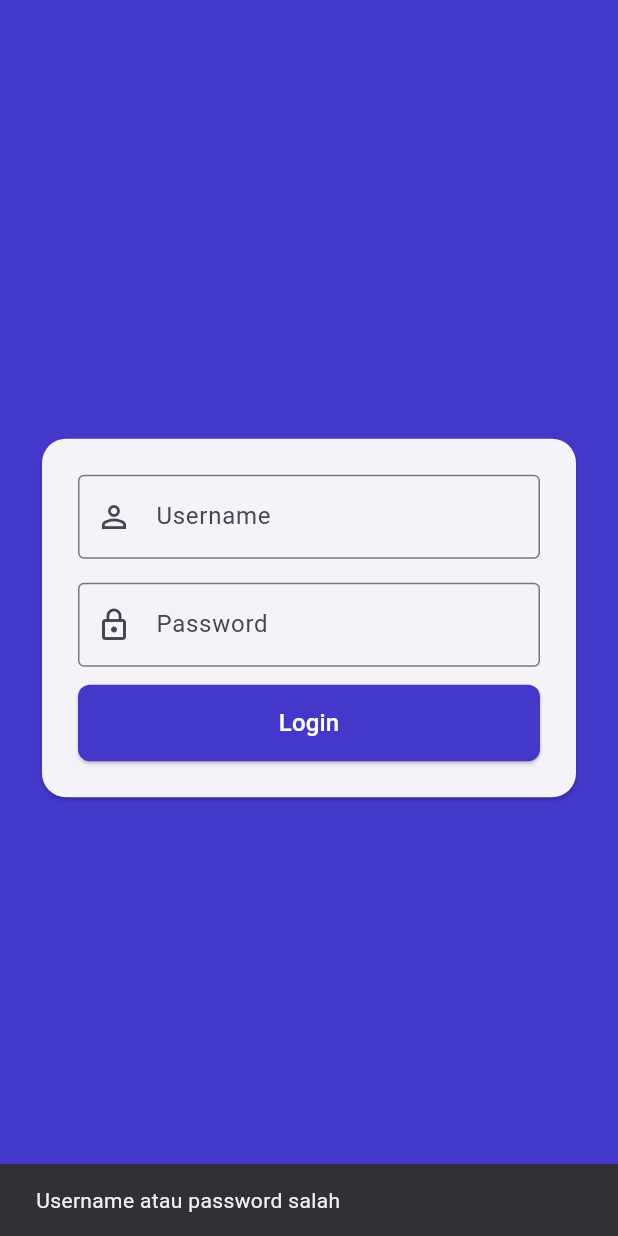
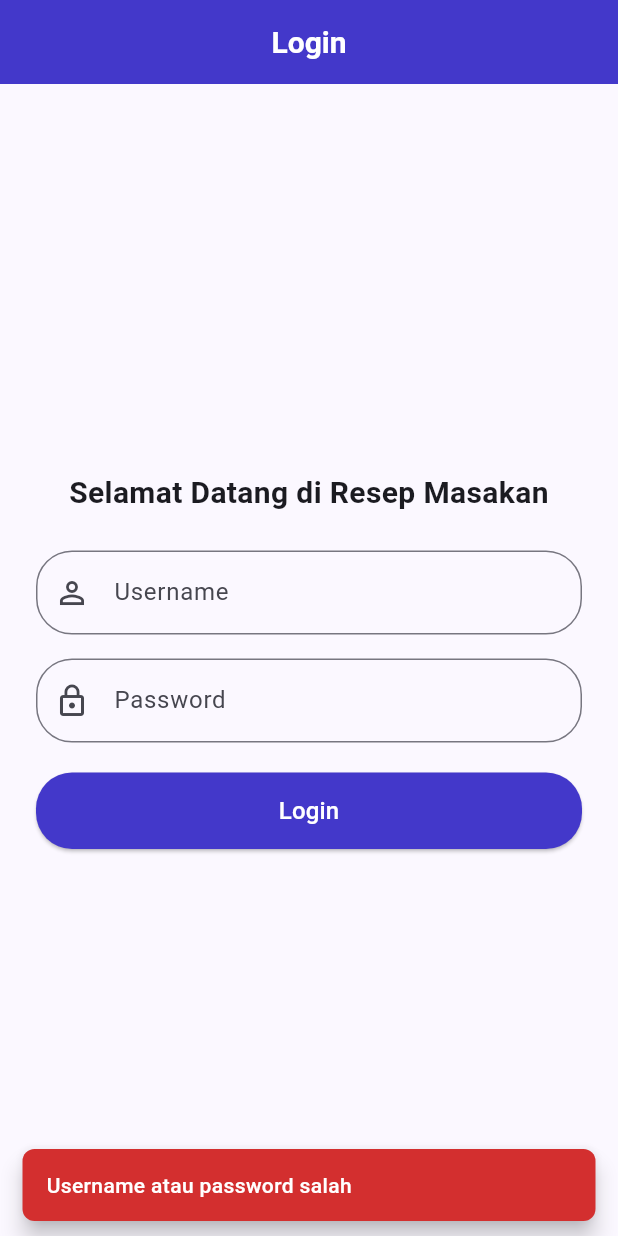
Before and after one commit to IlhamKurniawan46/124240078_ResponsiMobile_SI-E, a Flutter app: the screen it shows after launch, after a tap on "Login", on a phone screen of 412 x 824 dp. Run offline on Flutter 3.47's test engine with Material 3 defaults, Android fonts, the phone set to English and light mode, and no system bars; our stand-ins replace shared_preferences.

Commit message:
perbaikan halaman login

```diff
--- a/lib/screens/login_screen.dart
+++ b/lib/screens/login_screen.dart
@@ -1,7 +1,9 @@
 import 'package:flutter/material.dart';
-import 'package:latres/utils/app_theme.dart';
+import '../utils/app_theme.dart';
+import '../utils/constants.dart';
+import '../utils/snackbar_helper.dart';
 import 'package:shared_preferences/shared_preferences.dart';
-import 'home_screen.dart';
+import 'list_screen.dart';
 
 class LoginScreen extends StatefulWidget {
   const LoginScreen({super.key});
@@ -22,11 +24,11 @@ class _LoginScreenState extends State<LoginScreen> {
 
   void _checkLogin() async {
     final loginData = await SharedPreferences.getInstance();
-    final adaLogin = loginData.getBool('loginData') ?? false;
+    final adaLogin = loginData.getBool(AppConstants.keyIsLoggedIn) ?? false;
     if (adaLogin && mounted) {
       Navigator.pushReplacement(
         context,
-        MaterialPageRoute(builder: (context) => const HomeScreen()),
+        MaterialPageRoute(builder: (context) => const ListScreen()),
       );
     }
   }
@@ -35,19 +37,18 @@ class _LoginScreenState extends State<LoginScreen> {
     final username = _usernameController.text.trim();
     final password = _passwordController.text.trim();
 
-    if (username == 'ilham' && password == '078') {
+    if (username == AppConstants.validUsername &&
+        password == AppConstants.validPassword) {
       final loginData = await SharedPreferences.getInstance();
-      await loginData.setBool('loginData', true);
+      await loginData.setBool(AppConstants.keyIsLoggedIn, true);
       if (mounted) {
         Navigator.pushReplacement(
           context,
-          MaterialPageRoute(builder: (context) => const HomeScreen()),
+          MaterialPageRoute(builder: (context) => const ListScreen()),
         );
       }
     } else {
-      ScaffoldMessenger.of(context).showSnackBar(
-        const SnackBar(content: Text('Username atau password salah')),
-      );
+      SnackbarHelper.showError(context, AppConstants.loginFailedMessage);
     }
   }
 
@@ -61,38 +62,47 @@ class _LoginScreenState extends State<LoginScreen> {
   @override
   Widget build(BuildContext context) {
     return Scaffold(
-      backgroundColor: AppTheme.primaryColor,
+      appBar: AppBar(
+        title: const Text('Login'),
+      ),
       body: Center(
-        child: Container(
-          padding: const EdgeInsets.all(24),
-          child: Card(
-            shape: RoundedRectangleBorder(
-              borderRadius: BorderRadius.circular(16),
-            ),
-            child: Padding(
+        child: SingleChildScrollView(
           padding: const EdgeInsets.all(24),
           child: Column(
             mainAxisSize: MainAxisSize.min,
             children: [
+              const Text(
+                'Selamat Datang di Resep Masakan',
+                textAlign: TextAlign.center,
+                style: TextStyle(
+                  fontSize: 20,
+                  fontWeight: FontWeight.bold,
+                ),
+              ),
+              const SizedBox(height: 24),
               TextField(
                 controller: _usernameController,
-                    decoration: const InputDecoration(
+                decoration: InputDecoration(
                   labelText: 'Username',
-                      prefixIcon: Icon(Icons.person_outline),
-                      border: OutlineInputBorder(),
+                  prefixIcon: const Icon(Icons.person_outline),
+                  border: OutlineInputBorder(
+                    borderRadius: BorderRadius.circular(24),
+                  ),
                 ),
               ),
               const SizedBox(height: 16),
               TextField(
                 controller: _passwordController,
                 obscureText: true,
-                    decoration: const InputDecoration(
+                decoration: InputDecoration(
                   labelText: 'Password',
-                      prefixIcon: Icon(Icons.lock_outline),
-                      border: OutlineInputBorder(),
+                  prefixIcon: const Icon(Icons.lock_outline),
+                  border: OutlineInputBorder(
+                    borderRadius: BorderRadius.circular(24),
                   ),
                 ),
-                  const SizedBox(height: 12),
+              ),
+              const SizedBox(height: 20),
               SizedBox(
                 width: double.infinity,
                 child: ElevatedButton(
@@ -101,7 +111,7 @@ class _LoginScreenState extends State<LoginScreen> {
                     foregroundColor: Colors.white,
                     padding: const EdgeInsets.symmetric(vertical: 14),
                     shape: RoundedRectangleBorder(
-                          borderRadius: BorderRadius.circular(8),
+                      borderRadius: BorderRadius.circular(24),
                     ),
                   ),
                   onPressed: _login,
@@ -112,8 +122,6 @@ class _LoginScreenState extends State<LoginScreen> {
           ),
         ),
       ),
-        ),
-      ),
     );
   }
 }
--- a/lib/utils/constants.dart
+++ b/lib/utils/constants.dart
@@ -1,17 +1,16 @@
-/// Application constants for Spaceflight News app
 class AppConstants {
   AppConstants._();
 
   // SharedPreferences Keys
-  static const String keyRegisteredUsers = 'key_registered_users';
-  static const String keyIsLoggedIn = 'key_is_logged_in';
+  static const String keyIsLoggedIn = 'loginData';
   static const String keyCurrentUser = 'key_current_user';
-  static const String keyFavoritesPrefix = 'key_favorites_';
+  static const String keyFavorites = 'favorite_recipes';
 
-  // Standard Messages per PRD & Exam Specs
-  static const String loginFailedMessage =
-      'Login Gagal! Pastikan sudah Register atau cek password.';
-  static const String openWebErrorMessage = 'Gagal membuka tautan web';
+  static const String validUsername = 'ilham';
+  static const String validPassword = '078';
+
+  // Standard Messages
+  static const String loginFailedMessage = 'Username atau password salah';
   static const String addedToFavoriteMessage = 'Ditambahkan ke favorite';
   static const String removedFromFavoriteMessage = 'Dihapus dari favorite';
 }
```
Also changed, not shown: lib/services/storage_service.dart (+57 -257 lines). Lines whose indentation alone changed are shown as unchanged.
